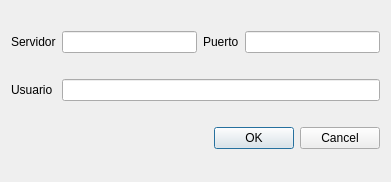
Qt form PA/C16/conectar.ui (j0z3ph/2024-1) before a commit.
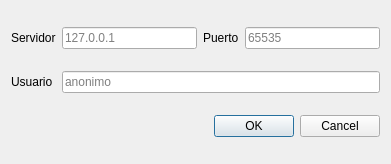
The same form after that commit.

What changed in the file:
```diff
--- a/PA/C16/conectar.ui
+++ b/PA/C16/conectar.ui
@@ -7,15 +7,37 @@
     <x>0</x>
     <y>0</y>
     <width>391</width>
-    <height>182</height>
+    <height>164</height>
    </rect>
   </property>
+  <property name="sizePolicy">
+   <sizepolicy hsizetype="Fixed" vsizetype="Fixed">
+    <horstretch>0</horstretch>
+    <verstretch>0</verstretch>
+   </sizepolicy>
+  </property>
+  <property name="minimumSize">
+   <size>
+    <width>391</width>
+    <height>164</height>
+   </size>
+  </property>
+  <property name="maximumSize">
+   <size>
+    <width>391</width>
+    <height>164</height>
+   </size>
+  </property>
   <property name="windowTitle">
    <string>Conectar</string>
   </property>
   <layout class="QGridLayout" name="gridLayout">
    <item row="1" column="1" colspan="3">
-    <widget class="QLineEdit" name="txtUser"/>
+    <widget class="QLineEdit" name="txtUser">
+     <property name="placeholderText">
+      <string>anonimo</string>
+     </property>
+    </widget>
    </item>
    <item row="1" column="0">
     <widget class="QLabel" name="label_3">
@@ -39,7 +61,11 @@
     </widget>
    </item>
    <item row="0" column="1">
-    <widget class="QLineEdit" name="txtServer"/>
+    <widget class="QLineEdit" name="txtServer">
+     <property name="placeholderText">
+      <string>127.0.0.1</string>
+     </property>
+    </widget>
    </item>
    <item row="2" column="1" colspan="3">
     <widget class="QDialogButtonBox" name="buttonBox">
@@ -56,6 +82,9 @@
      <property name="inputMask">
       <string/>
      </property>
+     <property name="placeholderText">
+      <string>65535</string>
+     </property>
     </widget>
    </item>
   </layout>
```
Left out of the diff: 6 changed lines with no effect on the pictures.
